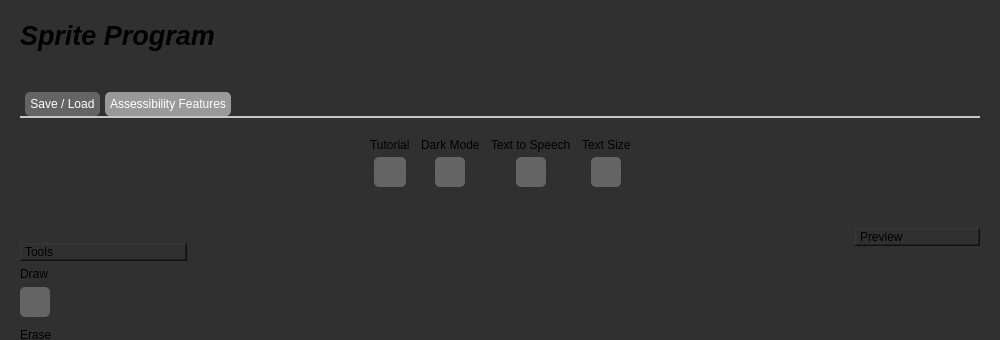
landonwest815/sprite-editor, file mainwindow.ui: the form before one commit; both pictures show x 0 to 1000 and y 0 to 340 of the 1000 by 991 pixel window.
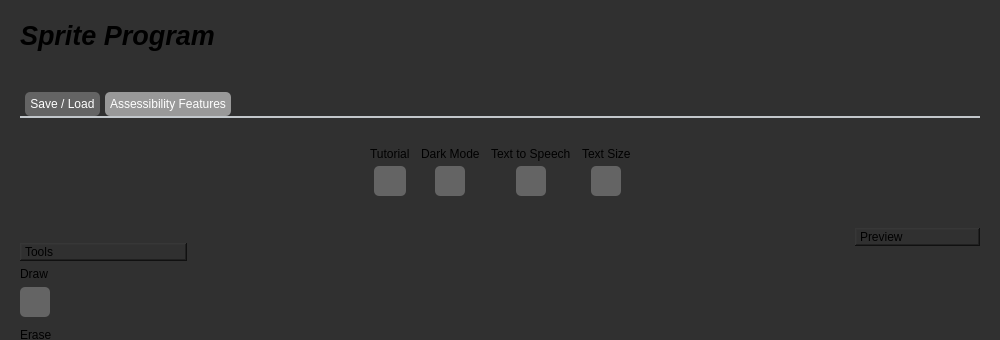
The form after the commit. Icons and pictures are not drawn.

Commit message: Tab Spacing Bug Fix

```diff
--- a/mainwindow.ui
+++ b/mainwindow.ui
@@ -479,15 +479,8 @@
        <attribute name="title">
         <string>Assessibility Features</string>
        </attribute>
-       <widget class="QWidget" name="horizontalLayoutWidget_2">
-        <property name="geometry">
-         <rect>
-          <x>0</x>
-          <y>0</y>
-          <width>961</width>
-          <height>121</height>
-         </rect>
-        </property>
+       <layout class="QHBoxLayout" name="horizontalLayout_6">
+        <item>
         <layout class="QHBoxLayout" name="horizontalLayout_13">
          <property name="topMargin">
           <number>20</number>
@@ -979,7 +972,8 @@
           </spacer>
          </item>
         </layout>
-       </widget>
+        </item>
+       </layout>
       </widget>
      </widget>
     </item>
```
Left out of the diff: 2 changed lines with no effect on the pictures. Lines whose indentation alone changed are shown as unchanged.
